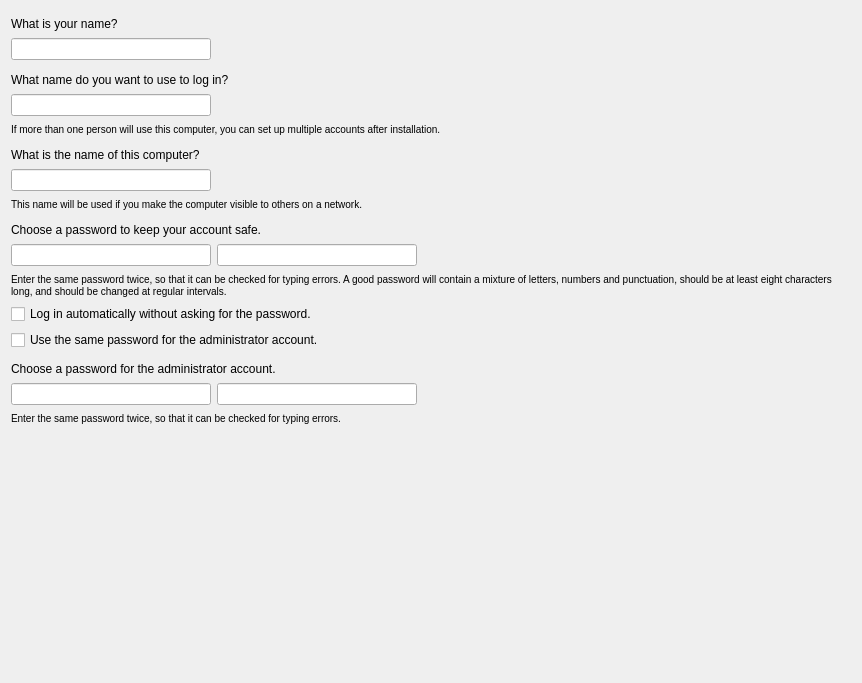
This is src/modules/users/page_usersetup.ui in calamares/calamares as Qt 5 draws it before an edit. The edited form follows.
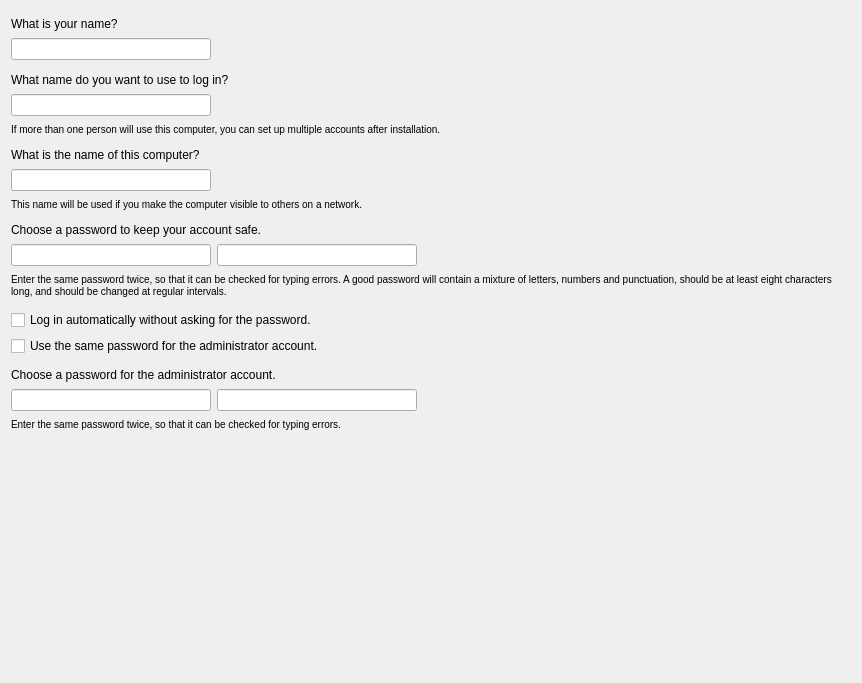
This is the edited form.

Commit message: [users] Small space between password explanation and checkboxes

The edit to the form file:
```diff
--- a/src/modules/users/page_usersetup.ui
+++ b/src/modules/users/page_usersetup.ui
@@ -444,6 +444,22 @@
      </property>
     </widget>
    </item>
+   <item>
+    <spacer name="verticalSpacer_5">
+     <property name="orientation">
+      <enum>Qt::Vertical</enum>
+     </property>
+     <property name="sizeType">
+      <enum>QSizePolicy::Fixed</enum>
+     </property>
+     <property name="sizeHint" stdset="0">
+      <size>
+       <width>20</width>
+       <height>6</height>
+      </size>
+     </property>
+    </spacer>
+   </item>
    <item>
     <widget class="QCheckBox" name="checkBoxAutoLogin">
      <property name="text">
```
